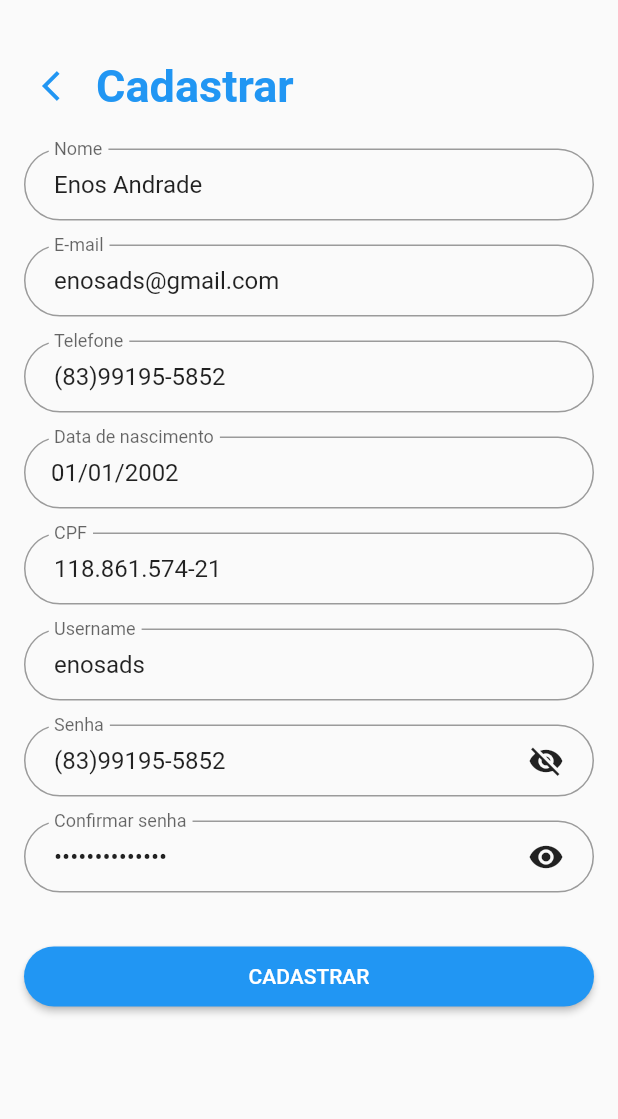
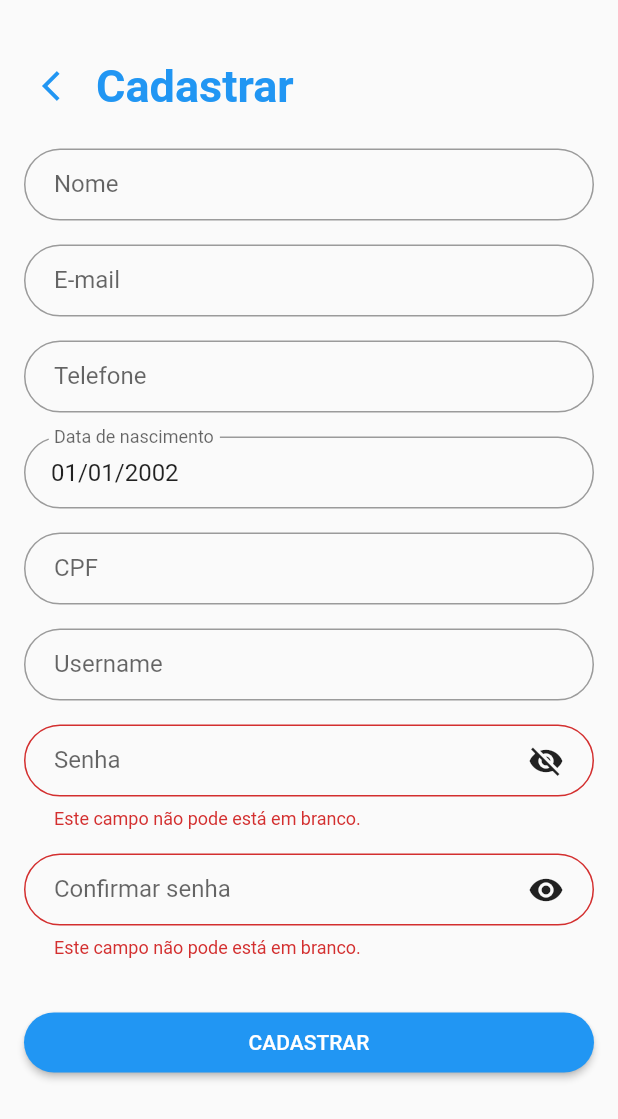
Before and after one commit to enosads/chequei_app, a Flutter app: the CadastrarPage screen opened directly, after a tap on the "visibility" icon, after a tap on "CADASTRAR", on a phone screen of 412 x 824 dp. Shown: the top 1119 px of the screen. Run offline on Flutter 3.47's test engine with Material 2 defaults, Android fonts, the phone set to English and light mode, and no system bars; drawn by our look-alikes of date_time_picker; our stand-ins replace get, mask_text_input_formatter, shared_preferences; accounts and stored records are empty; statements that could not run were skipped.

```diff
--- a/lib/pages/cadastrar/cadastrar_page.dart
+++ b/lib/pages/cadastrar/cadastrar_page.dart
@@ -74,6 +74,7 @@ class CadastrarPage extends StatelessWidget {
                             controller: TextEditingController(text: '.'),
                             label: 'Data de nascimento',
                             readOnly: true,
+                            color: Colors.white,
                           ),
                           Container(
                             width: Get.width,
--- a/lib/pages/cadastrar/cadastrar_page_controller.dart
+++ b/lib/pages/cadastrar/cadastrar_page_controller.dart
@@ -16,9 +16,9 @@ class CadastrarPageController extends GetxController {
   ApiResponse<Usuario> response;
   final obscureTextSenha = true.obs;
   final obscureTextRepetirSenha = true.obs;
-  TextEditingController tSenha = TextEditingController(text: 'enosenos');
+  TextEditingController tSenha = TextEditingController(text: '');
   TextEditingController tConfirmarSenha =
-      TextEditingController(text: 'enosenos');
+      TextEditingController(text: '');
 
   CadastrarPageController get to => Get.find();
   TextEditingController tEmail;
@@ -35,13 +35,13 @@ class CadastrarPageController extends GetxController {
 
   @override
   void onInit() {
-    tEmail = TextEditingController(text: 'enosads@gmail.com');
-    tCpf = TextEditingController(text: '118.861.574-21');
-    tNome = TextEditingController(text: 'Enos Andrade');
-    tUsername = TextEditingController(text: 'enosads');
-    tTelefone = TextEditingController(text: '(83)99195-5852');
-    tSenha = TextEditingController(text: '(83)99195-5852');
-    tConfirmarSenha = TextEditingController(text: '(83)99195-5852');
+    tEmail = TextEditingController(text: '');
+    tCpf = TextEditingController(text: '');
+    tNome = TextEditingController(text: '');
+    tUsername = TextEditingController(text: '');
+    tTelefone = TextEditingController(text: '');
+    tSenha = TextEditingController(text: '');
+    tConfirmarSenha = TextEditingController(text: '');
     super.onInit();
   }
 
--- a/pubspec.yaml
+++ b/pubspec.yaml
@@ -29,7 +29,7 @@ dependencies:
   # Use with the CupertinoIcons class for iOS style icons.
   cupertino_icons: ^0.1.3
   http: ^0.12.2
-  shared_preferences: ^0.5.8
+  shared_preferences: ^0.5.12+2
   get: ^3.4.2
   mask_text_input_formatter: ^1.0.7
   date_time_picker: ^1.0.2
```
Also changed, not shown: pubspec.lock.
